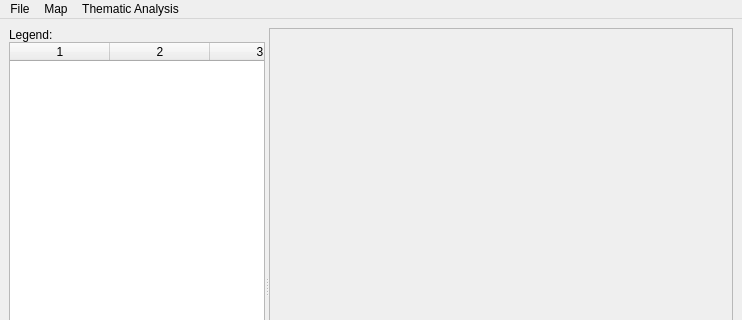
Above: ddocclient/app/reper/simple_map_window_base.ui from YuriyRusinov/reper before the change; both pictures show x 0 to 742 and y 0 to 320 of the 742 by 575 pixel window. Below: the same form after it.
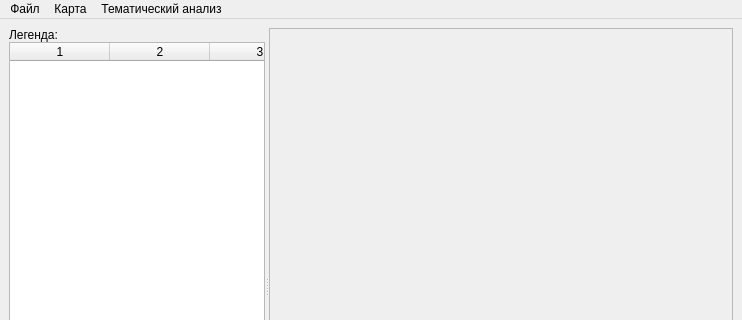
That is the form after the change. Icons and pictures are not drawn.

```diff
--- a/ddocclient/app/reper/simple_map_window_base.ui
+++ b/ddocclient/app/reper/simple_map_window_base.ui
@@ -49,7 +49,7 @@
            </sizepolicy>
           </property>
           <property name="text">
-           <string>Legend:</string>
+           <string>Легенда:</string>
           </property>
          </widget>
         </item>
@@ -161,7 +161,7 @@
    </property>
    <widget class="QMenu" name="menuMap">
     <property name="title">
-     <string>Map</string>
+     <string>Карта</string>
     </property>
     <addaction name="mpActionZoomIn"/>
     <addaction name="mpActionZoomOut"/>
@@ -169,7 +169,7 @@
    </widget>
    <widget class="QMenu" name="menuFile">
     <property name="title">
-     <string>File</string>
+     <string>Файл</string>
     </property>
     <addaction name="mpActionFileOpenProject"/>
     <addaction name="mpActionFileSaveProject"/>
@@ -177,7 +177,7 @@
    </widget>
    <widget class="QMenu" name="menuThematic_Analysis">
     <property name="title">
-     <string>Thematic Analysis</string>
+     <string>Тематический анализ</string>
     </property>
     <addaction name="mpActionBathymetry"/>
    </widget>
```
Left out of the diff: 20 changed lines with no effect on the pictures.
